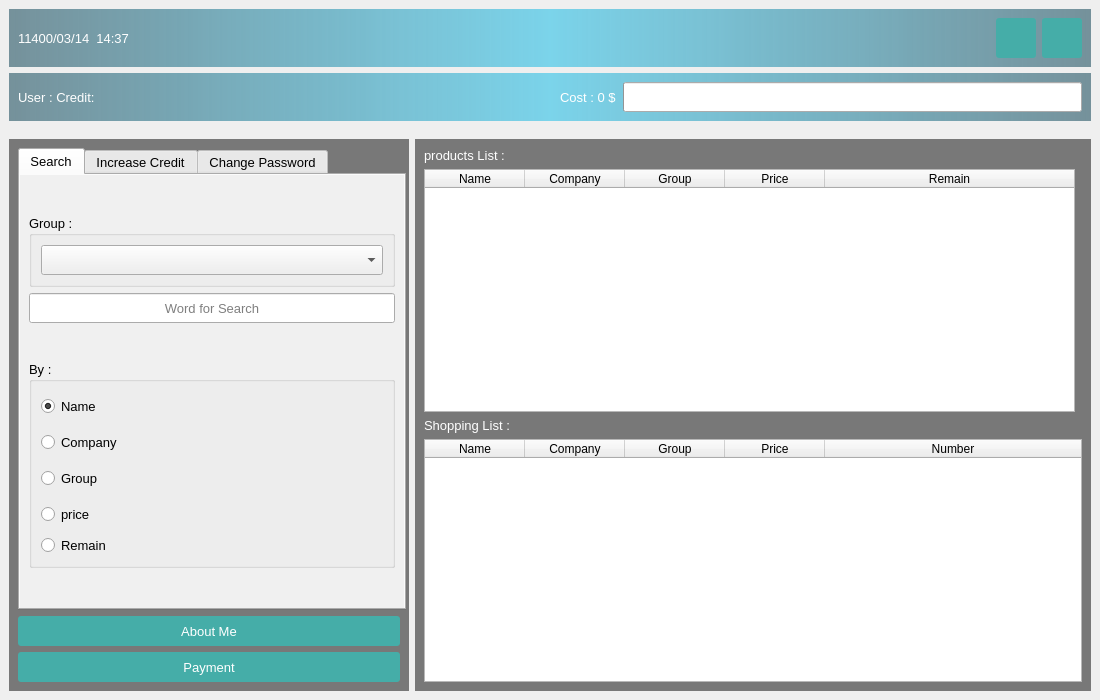
Before: the Qt Designer form AP_Project/user_page.ui in alirrah/AP_Project, drawn with Qt 5.
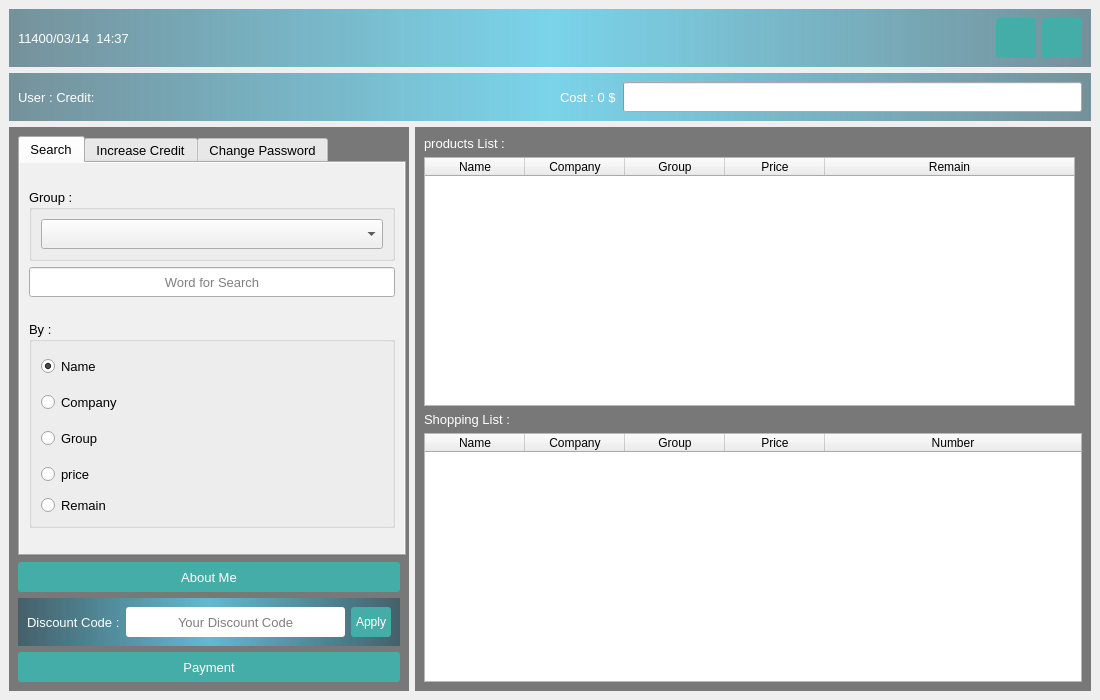
After: the same form once the commit is applied. Icons and pictures are not drawn.

Commit message: add widgets in user_page.ui for discount

The edit to the form file:
```diff
--- a/AP_Project/user_page.ui
+++ b/AP_Project/user_page.ui
@@ -33,22 +33,22 @@
 {
 border-image : url(:/image/grocery-cart-shutterstock_1620856499.jpg);
  }
-#top_panel, #information_panel
+#top_panel, #information_panel, #Dicount_panel
 {
- background-color: qlineargradient(spread:reflect, x1:0.5, y1:0, x2:0, y2:0, stop:0 rgba(91, 204, 233, 200), stop:1 rgba(32, 80, 96, 150));
+	 background-color: qlineargradient(spread:reflect, x1:0.5, y1:0, x2:0, y2:0, stop:0 rgba(91, 204, 233, 200), stop:1 rgba(32, 80, 96, 150));
  }
-#date_lbl,#information_lbl, #cost_lbl, #product_lbl, #shopping_lbl
+#date_lbl,#information_lbl, #cost_lbl, #product_lbl, #shopping_lbl, #discount_lbl
 {
- color: white;
+	 color: white;
  }
-#passwordapply_btn, #increasecredit_btn, #close_btn, #minimize_btn,#aboutme_btn, #payment_btn
+#passwordapply_btn, #increasecredit_btn, #close_btn, #minimize_btn,#aboutme_btn, #payment_btn, #discount_btn
 {
   color: white;
   background-color: #45ada8;
   border-width: 0px;
   border-radius: 3px;
 }
-#passwordapply_btn:hover, #increasecredit_btn:hover , #minimize_btn:hover, #aboutme_btn:hover, #payment_btn:hover
+#passwordapply_btn:hover, #increasecredit_btn:hover , #minimize_btn:hover, #aboutme_btn:hover, #payment_btn:hover, #discount_btn:hover
 {
  background-color: #547980;
  }
@@ -63,6 +63,10 @@
 #search_tab, #credit_tab, #password_tab
 {
 	background-color: rgb(240, 240, 240);
+}
+#discount_txt
+{
+	border-radius : 3px;
 }</string>
   </property>
   <layout class="QVBoxLayout" name="verticalLayout">
@@ -1449,6 +1453,97 @@
              </property>
             </widget>
            </item>
+           <item>
+            <widget class="QFrame" name="Dicount_panel">
+             <layout class="QHBoxLayout" name="horizontalLayout_3">
+              <property name="spacing">
+               <number>6</number>
+              </property>
+              <property name="leftMargin">
+               <number>9</number>
+              </property>
+              <property name="topMargin">
+               <number>9</number>
+              </property>
+              <property name="rightMargin">
+               <number>9</number>
+              </property>
+              <property name="bottomMargin">
+               <number>9</number>
+              </property>
+              <item>
+               <widget class="QLabel" name="discount_lbl">
+                <property name="minimumSize">
+                 <size>
+                  <width>0</width>
+                  <height>30</height>
+                 </size>
+                </property>
+                <property name="sizeIncrement">
+                 <size>
+                  <width>0</width>
+                  <height>30</height>
+                 </size>
+                </property>
+                <property name="font">
+                 <font>
+                  <pointsize>10</pointsize>
+                 </font>
+                </property>
+                <property name="text">
+                 <string>Discount Code :</string>
+                </property>
+               </widget>
+              </item>
+              <item>
+               <widget class="QLineEdit" name="discount_txt">
+                <property name="minimumSize">
+                 <size>
+                  <width>0</width>
+                  <height>30</height>
+                 </size>
+                </property>
+                <property name="maximumSize">
+                 <size>
+                  <width>16777215</width>
+                  <height>6000</height>
+                 </size>
+                </property>
+                <property name="font">
+                 <font>
+                  <pointsize>10</pointsize>
+                 </font>
+                </property>
+                <property name="toolTip">
+                 <string>Enter your discount code</string>
+                </property>
+                <property name="alignment">
+                 <set>Qt::AlignCenter</set>
+                </property>
+                <property name="placeholderText">
+                 <string>Your Discount Code</string>
+                </property>
+               </widget>
+              </item>
+              <item>
+               <widget class="QPushButton" name="discount_btn">
+                <property name="minimumSize">
+                 <size>
+                  <width>40</width>
+                  <height>30</height>
+                 </size>
+                </property>
+                <property name="toolTip">
+                 <string>Click to apply discount</string>
+                </property>
+                <property name="text">
+                 <string>Apply</string>
+                </property>
+               </widget>
+              </item>
+             </layout>
+            </widget>
+           </item>
            <item>
             <widget class="QPushButton" name="payment_btn">
              <property name="minimumSize">
```
Left out of the diff: 2 changed lines with no effect on the pictures. The commit also changes 4 other files.
